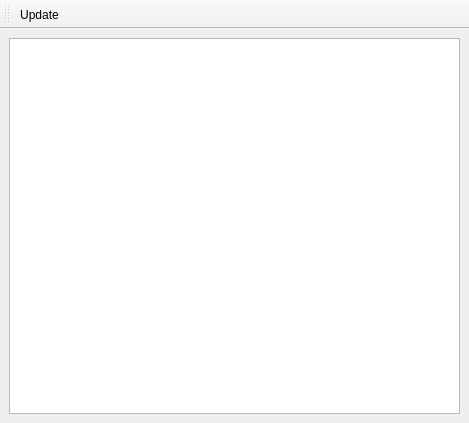
The window that rankings.ui (FrankMamuda/ketoevent) describes before a commit, drawn with Qt 5.
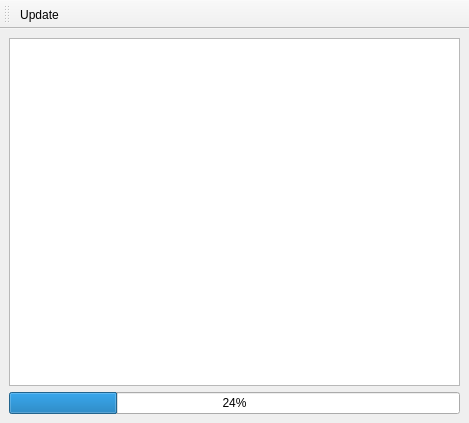
The same window after the commit.

Patch:
```diff
--- a/rankings.ui
+++ b/rankings.ui
@@ -14,10 +14,17 @@
    <string>MainWindow</string>
   </property>
   <widget class="QWidget" name="centralwidget">
-   <layout class="QHBoxLayout" name="horizontalLayout">
+   <layout class="QVBoxLayout" name="verticalLayout">
     <item>
      <widget class="QTableView" name="tableView"/>
     </item>
+    <item>
+     <widget class="QProgressBar" name="progressBar">
+      <property name="value">
+       <number>24</number>
+      </property>
+     </widget>
+    </item>
    </layout>
   </widget>
   <widget class="QToolBar" name="toolBar">
```
